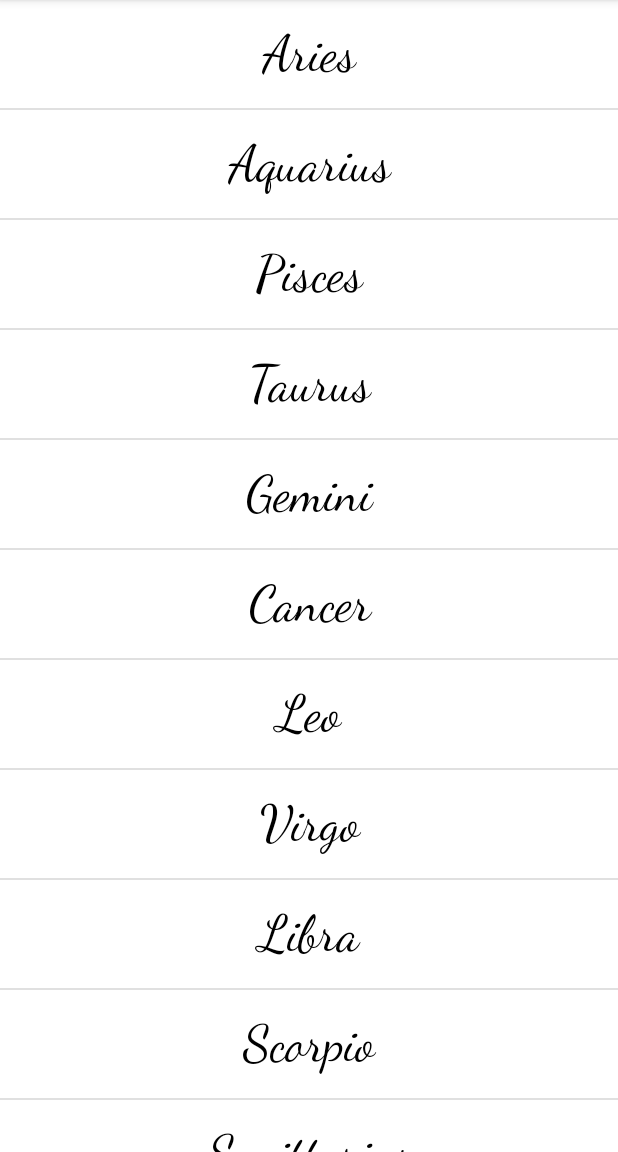
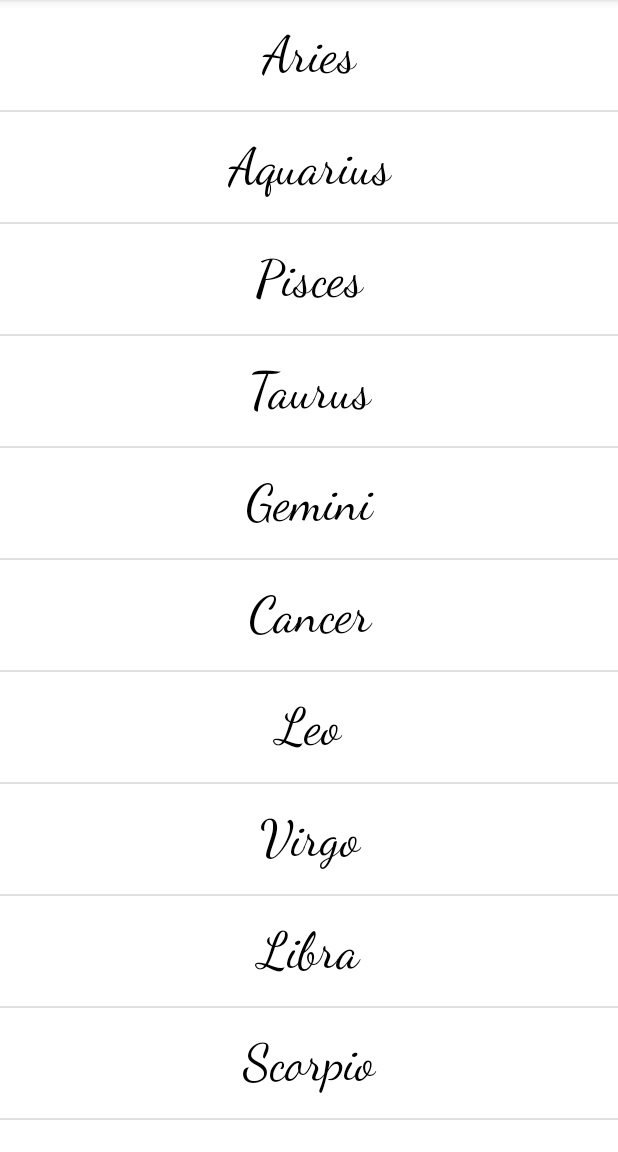
Before and after one commit to josebgs/horoscope, an Android app: the screen it shows after launch (MainActivity), on a phone screen of 412 x 824 dp, the part 84-1236 px from its top. Run offline under Robolectric (Android 15) with nearby library versions, the phone set to English and light mode, and no system bars.

Commit message:
changed margins to reflect Material Design Guidelines

```diff
--- a/app/src/main/res/layout/list_item_zodiac.xml
+++ b/app/src/main/res/layout/list_item_zodiac.xml
@@ -8,10 +8,11 @@
         android:id="@+id/zodiac_name"
         android:layout_width="match_parent"
         android:layout_height="wrap_content"
-        android:layout_marginTop="15dp"
-        android:layout_marginBottom="15dp"
+        android:layout_marginTop="16dp"
+        android:layout_marginBottom="16dp"
         android:fontFamily="cursive"
         android:textAlignment="center"
         android:textColor="@color/black"
-        android:textSize="34sp" />
+        android:textSize="34sp"
+        android:text="@string/zodiac_name"/>
 </LinearLayout>
--- a/app/src/main/res/values/strings.xml
+++ b/app/src/main/res/values/strings.xml
@@ -12,4 +12,5 @@
     <string name="scorpio">Scorpio</string>
     <string name="sagittarius">Sagittarius</string>
     <string name="capricorn">Capricorn</string>
+    <string name="zodiac_name">Zodiac Name</string>
 </resources>
```
